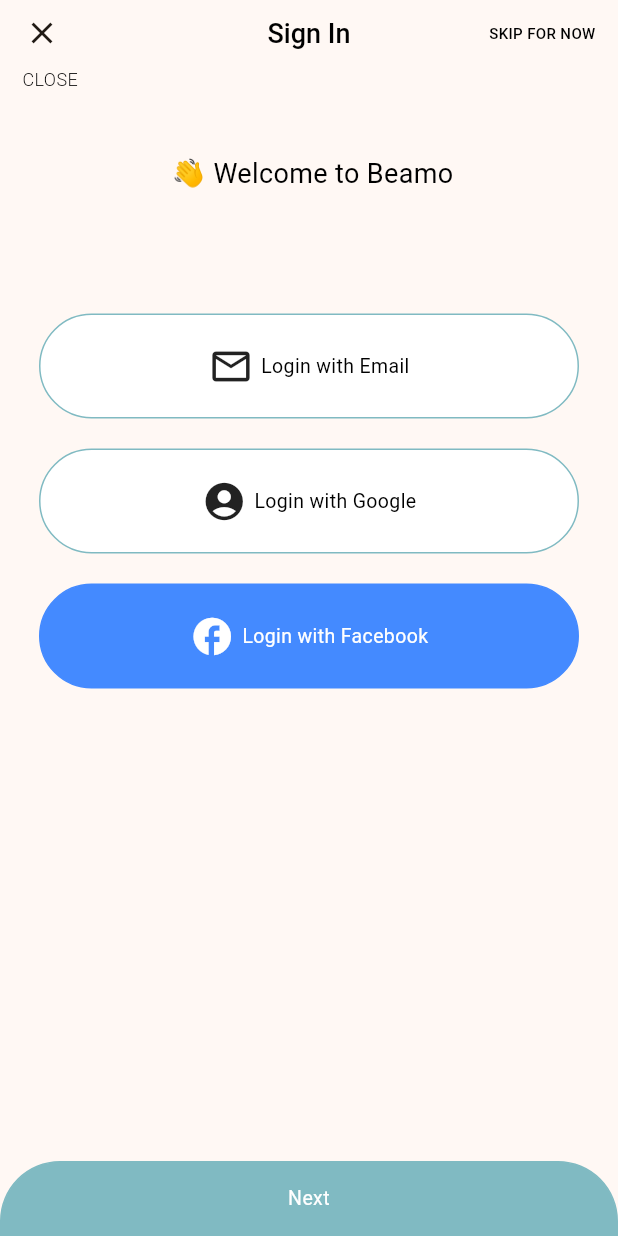
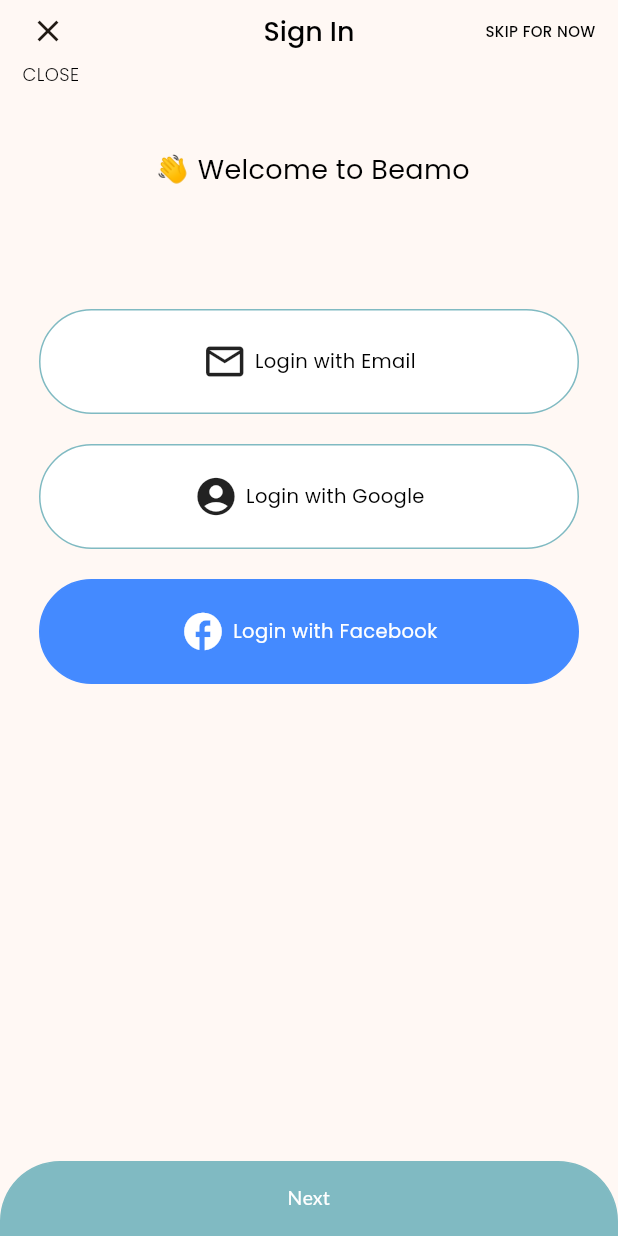
Before and after one commit to mik284/login_splashscreen, a Flutter app: the screen it shows after launch, on a phone screen of 412 x 824 dp. Run offline on Flutter 3.47's test engine with Material 3 defaults, Android fonts, the phone set to English and light mode, and no system bars; our stand-ins replace get, google_fonts.

Commit message:
implemented google fonts

```diff
--- a/lib/pages/loginui_revamp.dart
+++ b/lib/pages/loginui_revamp.dart
@@ -36,9 +36,12 @@ class LoginUi extends StatelessWidget {
     ];
     return Scaffold(
       appBar: AppBar(
-        leading: const CloseButtonIcon(),
+        leading: const Padding(
+          padding: EdgeInsets.only(left: 8.0),
+          child: CloseButtonIcon(),
+        ),
         bottom: const PreferredSize(
-            preferredSize: Size(30, 5),
+            preferredSize: Size(30, 2),
             child: Align(
               alignment: Alignment.centerLeft,
               child: Padding(
@@ -47,7 +50,7 @@ class LoginUi extends StatelessWidget {
                     text: 'CLOSE',
                     color: Colors.black,
                     align: TextAlign.center,
-                    family: "Montserrat",
+                    family: "Poppins",
                     weight: FontWeight.w300,
                     size: 12),
               ),
@@ -56,7 +59,7 @@ class LoginUi extends StatelessWidget {
             text: 'Sign In',
             color: Colors.black,
             align: TextAlign.center,
-            family: "Montserrat",
+            family: "Poppins",
             weight: FontWeight.w500,
             size: 18),
         centerTitle: true,
@@ -67,7 +70,7 @@ class LoginUi extends StatelessWidget {
                 text: 'SKIP FOR NOW',
                 color: Colors.black,
                 align: TextAlign.center,
-                family: "Montserrat",
+                family: "Poppins",
                 weight: FontWeight.w500,
                 size: 10),
           ),
@@ -100,7 +103,7 @@ class LoginUi extends StatelessWidget {
                           TextWidget(
                               text: item['title'],
                               color: index == 3 ? Colors.white : Colors.black,
-                              family: "Montserrat",
+                              family: "Poppins",
                               size: index == 0 ? 18 : 13,
                               weight: FontWeight.w400,
                               align: TextAlign.center),
@@ -119,7 +122,7 @@ class LoginUi extends StatelessWidget {
           widget: TextWidget(
               text: "Next",
               color: Colors.white,
-              family: "Montserrat",
+              family: "Lato",
               size: 13,
               weight: FontWeight.w400,
               align: TextAlign.center)),
--- a/lib/widgets/textwidget.dart
+++ b/lib/widgets/textwidget.dart
@@ -21,10 +21,8 @@ class TextWidget extends StatelessWidget {
   Widget build(BuildContext context) {
     return Text(text,
         textAlign: align,
-        style: TextStyle(
-            color: color,
-            fontSize: size,
-            fontFamily: family,
-            fontWeight: weight));
+        style: GoogleFonts.getFont(family,
+            textStyle:
+                TextStyle(color: color, fontSize: size, fontWeight: weight)));
   }
 }
```
